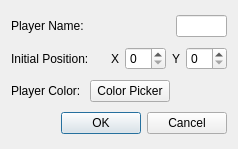
Old version of the form newplayerdialog.ui in the repository FastForwardTech/Battleplan.
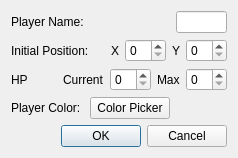
New version of the form.

```diff
--- a/newplayerdialog.ui
+++ b/newplayerdialog.ui
@@ -14,6 +14,16 @@
    <string>Dialog</string>
   </property>
   <layout class="QGridLayout" name="gridLayout">
+   <item row="4" column="1">
+    <widget class="QPushButton" name="pushButton">
+     <property name="text">
+      <string>Color Picker</string>
+     </property>
+    </widget>
+   </item>
+   <item row="0" column="2">
+    <widget class="QLineEdit" name="playerName"/>
+   </item>
    <item row="2" column="0" colspan="3">
     <layout class="QHBoxLayout" name="horizontalLayout">
      <item>
@@ -58,19 +68,6 @@
      </item>
     </layout>
    </item>
-   <item row="0" column="2">
-    <widget class="QLineEdit" name="playerName"/>
-   </item>
-   <item row="4" column="0" colspan="3">
-    <widget class="QDialogButtonBox" name="buttonBox">
-     <property name="orientation">
-      <enum>Qt::Horizontal</enum>
-     </property>
-     <property name="standardButtons">
-      <set>QDialogButtonBox::Cancel|QDialogButtonBox::Ok</set>
-     </property>
-    </widget>
-   </item>
    <item row="0" column="0">
     <widget class="QLabel" name="label">
      <property name="text">
@@ -78,20 +75,67 @@
      </property>
     </widget>
    </item>
-   <item row="3" column="0">
+   <item row="4" column="0">
     <widget class="QLabel" name="label_5">
      <property name="text">
       <string>Player Color:</string>
      </property>
     </widget>
    </item>
-   <item row="3" column="1">
-    <widget class="QPushButton" name="pushButton">
-     <property name="text">
-      <string>Color Picker</string>
+   <item row="5" column="0" colspan="3">
+    <widget class="QDialogButtonBox" name="buttonBox">
+     <property name="orientation">
+      <enum>Qt::Horizontal</enum>
+     </property>
+     <property name="standardButtons">
+      <set>QDialogButtonBox::Cancel|QDialogButtonBox::Ok</set>
      </property>
     </widget>
    </item>
+   <item row="3" column="0" colspan="3">
+    <layout class="QHBoxLayout" name="horizontalLayout_2">
+     <item>
+      <widget class="QLabel" name="label_6">
+       <property name="text">
+        <string>HP</string>
+       </property>
+      </widget>
+     </item>
+     <item>
+      <spacer name="horizontalSpacer_2">
+       <property name="orientation">
+        <enum>Qt::Horizontal</enum>
+       </property>
+       <property name="sizeHint" stdset="0">
+        <size>
+         <width>40</width>
+         <height>20</height>
+        </size>
+       </property>
+      </spacer>
+     </item>
+     <item>
+      <widget class="QLabel" name="label_7">
+       <property name="text">
+        <string>Current</string>
+       </property>
+      </widget>
+     </item>
+     <item>
+      <widget class="QSpinBox" name="currentHitpoints"/>
+     </item>
+     <item>
+      <widget class="QLabel" name="label_8">
+       <property name="text">
+        <string>Max</string>
+       </property>
+      </widget>
+     </item>
+     <item>
+      <widget class="QSpinBox" name="maxHitpoints"/>
+     </item>
+    </layout>
+   </item>
   </layout>
  </widget>
  <resources/>
```
